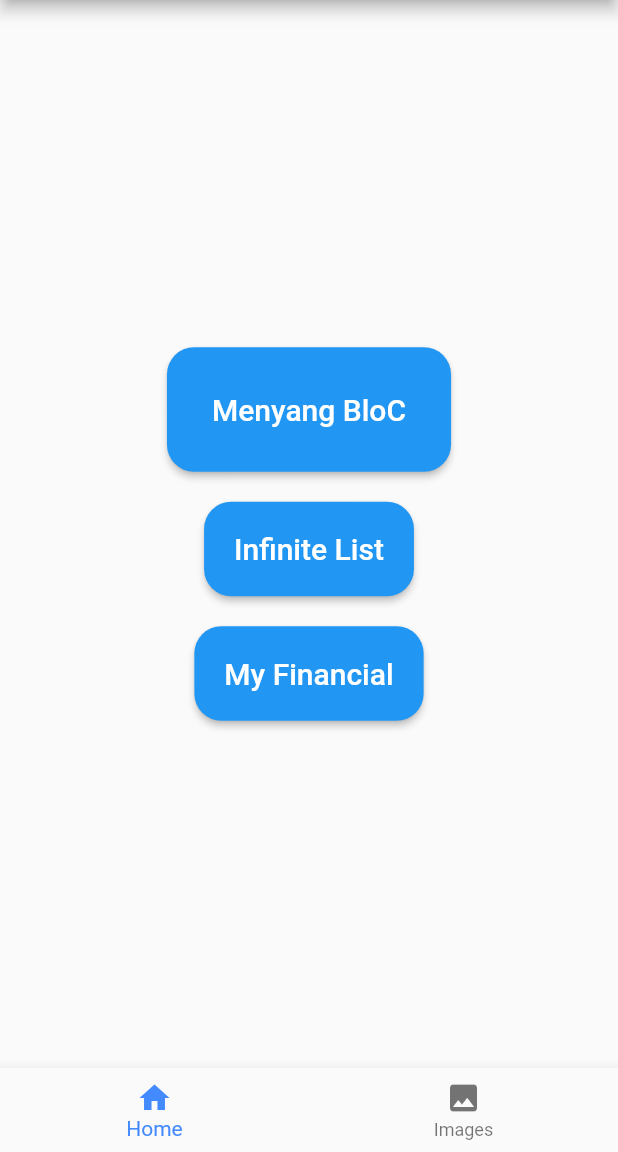
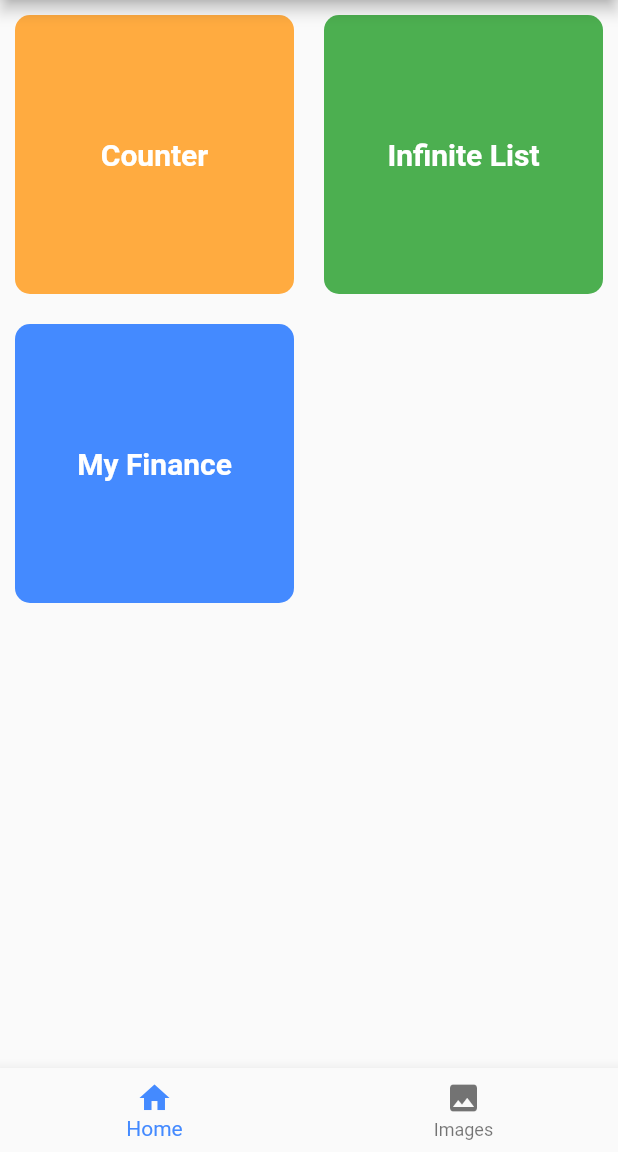
Before and after one commit to zakyarifudin/flutter_first, a Flutter app: the screen it shows after launch, on a phone screen of 412 x 824 dp, the part 84-1236 px from its top. Run offline on Flutter 3.47's test engine with Material 2 defaults, Android fonts, the phone set to English and light mode, and no system bars; our stand-ins replace bloc, carousel_slider, equatable, firebase_messaging, flutter_bloc, photo_view and 3 more; accounts and stored records are empty.

Commit message:
ganti layout home ke gridview

```diff
--- a/lib/Screen/Home/HomeBloc.dart
+++ b/lib/Screen/Home/HomeBloc.dart
@@ -13,14 +13,14 @@ class HomeBloc extends StatelessWidget {
           builder: (context, state) {
             return Scaffold(
               appBar: AppBar(
-                title: Text('Coba BLOC Cukk!'),
+                title: Text('Counter With Bloc'),
               ),
               body: Center(
                 child: Column(
                   mainAxisAlignment: MainAxisAlignment.center,
                   children: <Widget>[
                     Text(
-                      'You have pushed the button this many times cuk:',
+                      'You have pushed the button this many times woy:',
                     ),
                     Text(
                       state.counter.toString(),
--- /dev/null
+++ b/lib/Screen/Home/MenuItem.dart
@@ -0,0 +1,30 @@
+import 'package:flutter/material.dart';
+
+class MenuItem extends StatelessWidget {
+  MenuItem({Key key, @required this.title, @required this.route, this.color}) : super(key: key);
+
+  final String route;
+  final String title;
+  final Color color;
+
+  Widget build(BuildContext context){
+    return GestureDetector(
+      onTap: () {
+        Navigator.of(context).pushNamed(route);
+      },
+      child: Container(
+        decoration: BoxDecoration(
+          borderRadius: BorderRadius.circular(10.0),
+          color: color ?? Colors.blueAccent,
+        ),
+        margin: EdgeInsets.all(10),
+        child: Center(
+          child: Text(
+            title,
+            style: TextStyle(fontSize: 20, fontWeight: FontWeight.bold, color: Colors.white)
+          ),
+        )
+      ),
+    );
+  }
+}
--- a/lib/Screen/Home/index.dart
+++ b/lib/Screen/Home/index.dart
@@ -1,5 +1,6 @@
 import 'package:flutter/material.dart';
 import 'package:firebase_messaging/firebase_messaging.dart';
+import 'package:flutter_first/Screen/Home/menuItem.dart';
 import '../ImageList/index.dart';
 
 class MyHomePage extends StatefulWidget {
@@ -114,69 +115,12 @@ class Home extends StatelessWidget {
 
   @override
   Widget build(BuildContext context) {
-    return Column(
-      mainAxisAlignment: MainAxisAlignment.center,
+    return GridView.count(
+      crossAxisCount: 2,
       children: <Widget>[
-        RaisedButton(
-          onPressed: () {
-            Navigator.of(context).pushNamed('/bloc');
-          },
-          shape: RoundedRectangleBorder(
-            borderRadius: BorderRadius.circular(18.0),
-          ),
-          textColor: Colors.white,
-          color: Colors.blue,
-          padding: EdgeInsets.all(20),
-          child: Container(
-            padding: EdgeInsets.all(10.0),
-            child: Text(
-              'Menyang BloC',
-              style: TextStyle(fontSize: 20)
-            ),
-          ),
-        ),
-        Container(
-          margin: EdgeInsets.only(top: 20),
-          child: RaisedButton(
-            onPressed: () {
-              Navigator.of(context).pushNamed('/infinite-list');
-            },
-            shape: RoundedRectangleBorder(
-              borderRadius: BorderRadius.circular(18.0),
-            ),
-            textColor: Colors.white,
-            color: Colors.blue,
-            padding: EdgeInsets.all(10),
-            child: Container(
-              padding: EdgeInsets.all(10.0),
-              child: Text(
-                'Infinite List',
-                style: TextStyle(fontSize: 20)
-              ),
-            ),
-          ),
-        ),
-        Container(
-          margin: EdgeInsets.only(top: 20),
-          child: RaisedButton(
-            onPressed: () {
-              Navigator.of(context).pushNamed('/my-financial');
-            },
-            shape: RoundedRectangleBorder(
-              borderRadius: BorderRadius.circular(18.0),
-            ),
-            textColor: Colors.white,
-            color: Colors.blue,
-            padding: EdgeInsets.all(10),
-            child: Container(
-              padding: EdgeInsets.all(10.0),
-              child: Text(
-                'My Financial',
-                style: TextStyle(fontSize: 20)
-              ),
-            ),
-          ),
-        ),
+        MenuItem(title: 'Counter', route: '/bloc', color: Colors.orangeAccent),
+        MenuItem(title: 'Infinite List', route: '/infinite-list', color: Colors.green),
+        MenuItem(title: 'My Finance', route: '/my-financial'),
       ],
     );
   }
--- a/lib/Screen/ImageList/index.dart
+++ b/lib/Screen/ImageList/index.dart
@@ -14,17 +14,23 @@ class _ImageListState extends State<ImageList> {
     ImageModel(3, "https://images.unsplash.com/photo-1576808597967-93bd9aaa6bae?ixlib=rb-1.2.1&q=80&fm=jpg&crop=entropy&cs=tinysrgb&w=400&fit=max&ixid=eyJhcHBfaWQiOjEwNzM3N30"),
     ImageModel(4, "https://images.unsplash.com/photo-1576790359694-14504775f70d?ixlib=rb-1.2.1&q=80&fm=jpg&crop=entropy&cs=tinysrgb&w=400&fit=max&ixid=eyJhcHBfaWQiOjEwNzM3N30"),
     ImageModel(5, "https://images.unsplash.com/photo-1576813906115-5f45de2a4390?ixlib=rb-1.2.1&q=80&fm=jpg&crop=entropy&cs=tinysrgb&w=400&fit=max&ixid=eyJhcHBfaWQiOjEwNzM3N30"),
-    ImageModel(6, "https://images.unsplash.com/photo-1576792275520-2226541b2889?ixlib=rb-1.2.1&q=80&fm=jpg&crop=entropy&cs=tinysrgb&w=400&fit=max&ixid=eyJhcHBfaWQiOjEwNzM3N30")
+    ImageModel(6, "https://images.unsplash.com/photo-1576792275520-2226541b2889?ixlib=rb-1.2.1&q=80&fm=jpg&crop=entropy&cs=tinysrgb&w=400&fit=max&ixid=eyJhcHBfaWQiOjEwNzM3N30"),
+    ImageModel(7, "https://images.unsplash.com/photo-1576830065688-ad1e480b863d?ixlib=rb-1.2.1&q=80&fm=jpg&crop=entropy&cs=tinysrgb&w=400&fit=max&ixid=eyJhcHBfaWQiOjEwNzM3N30"),
+    ImageModel(8, "https://images.unsplash.com/photo-1562886929-c29b9a76b0a4?ixlib=rb-1.2.1&q=80&fm=jpg&crop=entropy&cs=tinysrgb&w=400&fit=max&ixid=eyJhcHBfaWQiOjEwNzM3N30"),
+    ImageModel(9, "https://images.unsplash.com/photo-1576808597967-93bd9aaa6bae?ixlib=rb-1.2.1&q=80&fm=jpg&crop=entropy&cs=tinysrgb&w=400&fit=max&ixid=eyJhcHBfaWQiOjEwNzM3N30"),
+    ImageModel(10, "https://images.unsplash.com/photo-1576790359694-14504775f70d?ixlib=rb-1.2.1&q=80&fm=jpg&crop=entropy&cs=tinysrgb&w=400&fit=max&ixid=eyJhcHBfaWQiOjEwNzM3N30"),
+    ImageModel(11, "https://images.unsplash.com/photo-1576813906115-5f45de2a4390?ixlib=rb-1.2.1&q=80&fm=jpg&crop=entropy&cs=tinysrgb&w=400&fit=max&ixid=eyJhcHBfaWQiOjEwNzM3N30"),
+    ImageModel(12, "https://images.unsplash.com/photo-1576792275520-2226541b2889?ixlib=rb-1.2.1&q=80&fm=jpg&crop=entropy&cs=tinysrgb&w=400&fit=max&ixid=eyJhcHBfaWQiOjEwNzM3N30")
   ];
 
   @override
   Widget build(BuildContext context) {
     return Scaffold(
-      body: ListView.builder(
-        itemBuilder: (BuildContext context, int index) {
-          return ImageWidget(image: images[index]);
-        },
-        itemCount: images.length
+      body: GridView.count(
+        crossAxisCount: 2,
+        children: images.map((image) {
+          return ImageWidget(image: image);
+        }).toList()
       )
     );
   }
@@ -56,7 +62,7 @@ class ImageWidget extends StatelessWidget {
       child: Container(
         margin: EdgeInsets.all(10),
         child: ClipRRect(
-          borderRadius: BorderRadius.all(Radius.circular(50.0)),
+          borderRadius: BorderRadius.all(Radius.circular(20.0)),
           child: FadeInImage(
             fadeInCurve: Curves.ease,
             placeholder: AssetImage('images/loading_now.gif'),
```
